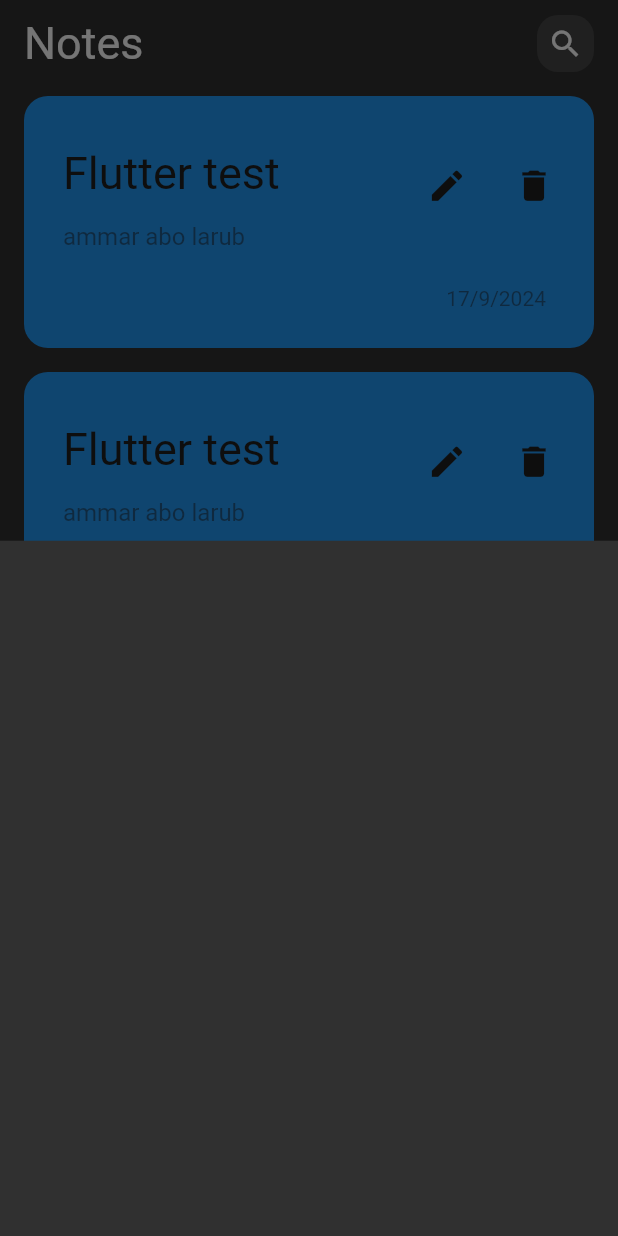
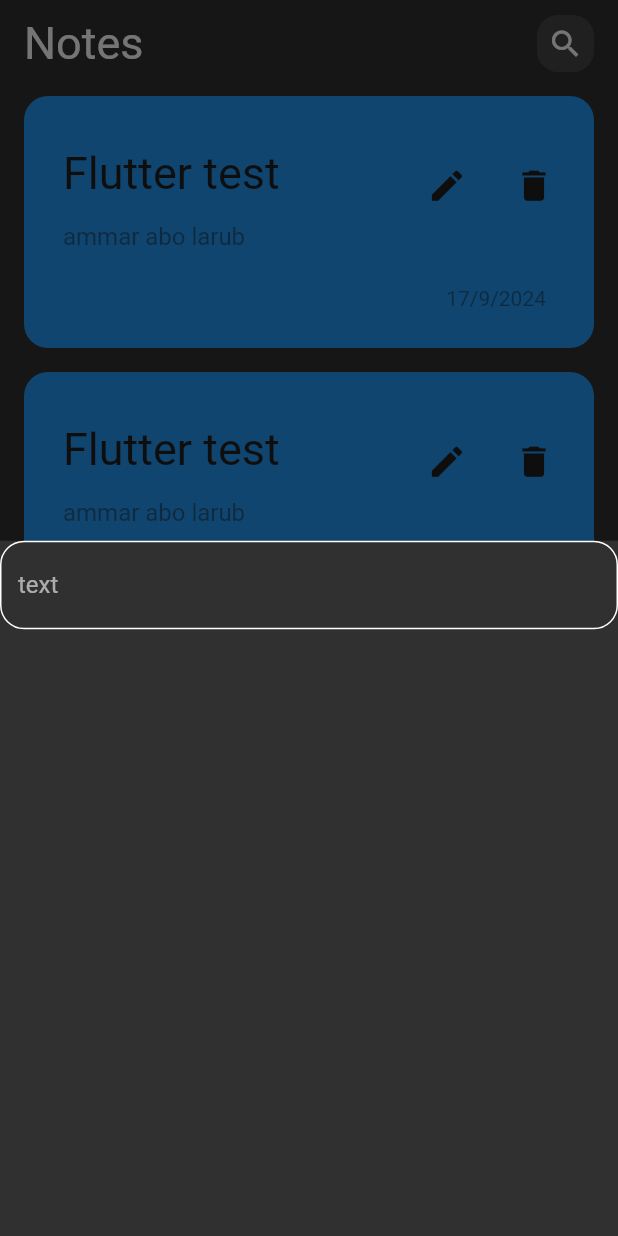
Before and after one commit to ammaraboalrub3/note_app, a Flutter app: the screen it shows after launch, after a tap on the "add" icon, on a phone screen of 412 x 824 dp. Run offline on Flutter 3.47's test engine with Material 2 defaults, Android fonts, the phone set to English and light mode, and no system bars.

Commit message:
create CustomTextField widget and put it inside CustomSheetItems

```diff
--- /dev/null
+++ b/lib/widget/Custom_text_field.dart
@@ -0,0 +1,29 @@
+import 'package:flutter/material.dart';
+
+class CustomTextField extends StatelessWidget {
+  const CustomTextField(
+      {super.key, required this.hint, required this.maxLines});
+
+  final String hint;
+  final int maxLines;
+
+  @override
+  Widget build(BuildContext context) {
+    return TextFormField(
+      maxLines: maxLines,
+      decoration: InputDecoration(
+        hintText: hint,
+        border: outLineInputBorderMethod(),
+        enabledBorder: outLineInputBorderMethod(),
+        focusedBorder: outLineInputBorderMethod(),
+      ),
+    );
+  }
+
+  OutlineInputBorder outLineInputBorderMethod() {
+    return OutlineInputBorder(
+      borderRadius: BorderRadius.circular(16),
+      borderSide: const BorderSide(color: Colors.white),
+    );
+  }
+}
--- a/lib/widget/custom_sheet_items.dart
+++ b/lib/widget/custom_sheet_items.dart
@@ -1,10 +1,20 @@
 import 'package:flutter/material.dart';
+import 'package:note_application/widget/Custom_text_field.dart';
 
 class CustomSheetItems extends StatelessWidget {
-  const CustomSheetItems({super.key});
+  const CustomSheetItems({
+    super.key,
+  });
 
   @override
   Widget build(BuildContext context) {
-    return Container();
+    return const Column(
+      children: [
+        CustomTextField(
+          maxLines: 1,
+          hint: "text",
+        ),
+      ],
+    );
   }
 }
```
